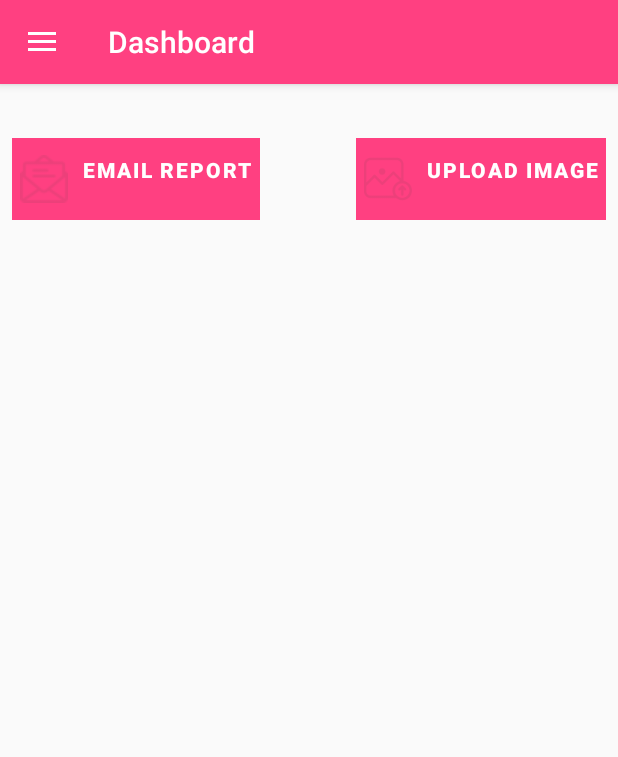
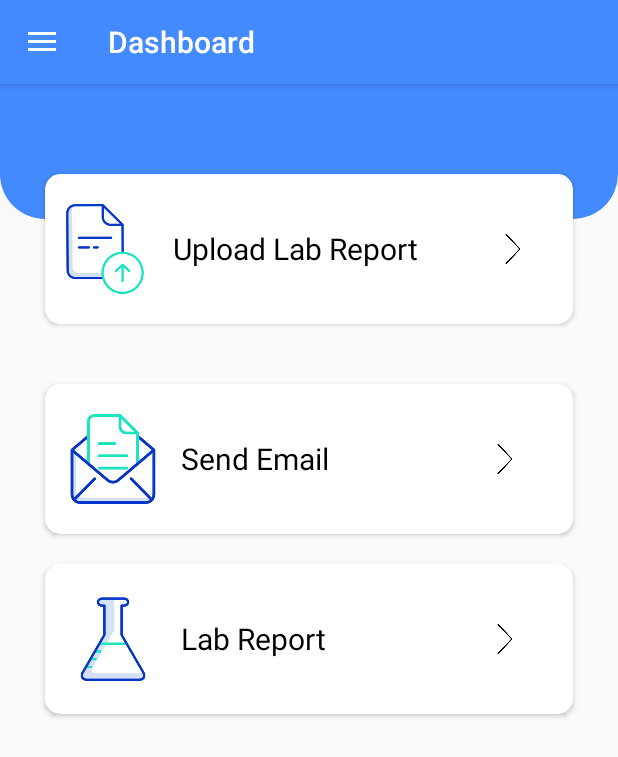
Before and after one commit to nriteshranjan/ARK-SIH_OCR-, an Android app: the Activity_2 screen opened directly, with no data from a screen before it, on a phone screen of 412 x 824 dp. Shown: the top 757 px of the screen. Run offline under Robolectric (Android 15) with nearby library versions, the phone set to English and light mode, and no system bars.

Commit message:
no message

```diff
--- a/Ml_vision/app/src/main/AndroidManifest.xml
+++ b/Ml_vision/app/src/main/AndroidManifest.xml
@@ -31,6 +31,7 @@
             android:screenOrientation="portrait" />
         <activity
             android:name=".Activity_2"
+            android:theme="@style/HomeScreenStyle"
             android:screenOrientation="portrait" />
         <activity
             android:name=".Splash_Activity"
--- a/Ml_vision/app/src/main/java/com/example/ml_vision/Activity_2.java
+++ b/Ml_vision/app/src/main/java/com/example/ml_vision/Activity_2.java
@@ -4,6 +4,7 @@ import androidx.annotation.NonNull;
 import androidx.annotation.Nullable;
 import androidx.appcompat.app.ActionBarDrawerToggle;
 import androidx.appcompat.app.AppCompatActivity;
+import androidx.cardview.widget.CardView;
 import androidx.drawerlayout.widget.DrawerLayout;
 import android.Manifest;
 import android.content.Intent;
@@ -45,8 +46,7 @@ public class Activity_2 extends AppCompatActivity {
 
     private static final int IMAGE_PICK_CODE = 1000;
     private static final int PERMISSION_CODE = 1001;
-    ImageView imageView,image_r;
-    Button upload, email, labReport;
+    CardView uploadButton, emailButton, Result_Lab;
     Uri imageUri = null;
     File attachment;
     private ActionBarDrawerToggle actionBarDrawerToggle;
@@ -61,19 +61,18 @@ public class Activity_2 extends AppCompatActivity {
         setTitle("Dashboard");
         setContentView(R.layout.activity_2);
 
-        imageView = findViewById(R.id.imageView);
-        upload = findViewById(R.id.uploadButton);
-        email = findViewById(R.id.sendEmail);
-        labReport = findViewById(R.id.Result_Lab);
-        labReport.setVisibility(View.INVISIBLE);
+        uploadButton = findViewById(R.id.uploadButton);
+        emailButton = findViewById(R.id.emailButton);
+        Result_Lab = findViewById(R.id.Result_Lab);
 
-        labReport.setOnClickListener(v -> {
+
+        Result_Lab.setOnClickListener(v -> {
             Intent intent=new Intent(Activity_2.this,LabResults.class);
             startActivity(intent);
         });
 
 
-        email.setOnClickListener(v -> {
+        emailButton.setOnClickListener(v -> {
             final SharedPreferences mPreference= PreferenceManager.getDefaultSharedPreferences(getBaseContext());
             String va=(mPreference.getString("phoneKey", "xyz@gmail.com"));
             String recipientList = va;
@@ -87,7 +86,7 @@ public class Activity_2 extends AppCompatActivity {
             startActivity(Intent.createChooser(intent, "Choose an email client"));
         });
 
-        upload.setOnClickListener(v -> {
+        uploadButton.setOnClickListener(v -> {
             if(Build.VERSION.SDK_INT >= Build.VERSION_CODES.M)
             {
                 if(checkSelfPermission(Manifest.permission.READ_EXTERNAL_STORAGE) == PackageManager.PERMISSION_DENIED)
@@ -215,7 +214,6 @@ public class Activity_2 extends AppCompatActivity {
                 else System.out.println("Response Failed!");
                 //System.out.println(parameter.size()+ " "+ pResult.size());
                 Toast.makeText(Activity_2.this, "Successful!", Toast.LENGTH_SHORT).show();
-                labReport.setVisibility(View.VISIBLE);
             }
 
             @Override
@@ -233,7 +231,6 @@ public class Activity_2 extends AppCompatActivity {
     {
         if(resultCode == RESULT_OK && requestCode == IMAGE_PICK_CODE)
         {
-            imageView.setImageURI(data.getData());
             imageUri = data.getData();
             System.out.println("Path--->"+imageUri.toString());
             attachment = new File(getPath(imageUri));
--- a/Ml_vision/app/src/main/java/com/example/ml_vision/RetrofitClientInstance.java
+++ b/Ml_vision/app/src/main/java/com/example/ml_vision/RetrofitClientInstance.java
@@ -11,7 +11,7 @@ import retrofit2.http.Part;
 
 public interface RetrofitClientInstance
 {
-    String BASE_URL = "http://192.168.135.149:5000" ;
+    String BASE_URL = "http://192.168.43.211:8000" ;
 
     @Multipart
     @POST("/ocr")
--- /dev/null
+++ b/Ml_vision/app/src/main/res/drawable/background_vector.xml
@@ -0,0 +1,13 @@
+<?xml version="1.0" encoding="utf-8"?>
+<shape xmlns:android="http://schemas.android.com/apk/res/android"
+    android:shape="rectangle">
+    <corners
+        android:bottomLeftRadius="30dp"
+        android:bottomRightRadius="30dp"/>
+    <padding
+        android:bottom="0dp"
+        android:left="0dp"
+        android:right="0dp"
+        android:top="0dp" />
+    <solid android:color="@color/colorPrimary" />
+</shape>
--- a/Ml_vision/app/src/main/res/layout/activity_2.xml
+++ b/Ml_vision/app/src/main/res/layout/activity_2.xml
@@ -7,99 +7,154 @@
     android:layout_height="match_parent"
     android:id="@+id/drawer">
 
-<androidx.constraintlayout.widget.ConstraintLayout
+<FrameLayout
     android:layout_height="match_parent"
     android:layout_width="match_parent"
     android:animateLayoutChanges="true">
 
-    <com.google.android.material.button.MaterialButton
-        android:id="@+id/uploadButton"
-        style="@style/TextAppearance.MaterialComponents.Button"
-        android:layout_width="wrap_content"
-        android:layout_height="wrap_content"
-        android:layout_marginTop="36dp"
-        android:layout_marginEnd="8dp"
-        android:background="#F06292"
-        android:backgroundTint="#F48FB1"
-        android:padding="5dp"
-        android:text="Upload Image"
-        android:textColor="#FFFFFF"
-        android:textAppearance="@style/TextAppearance.MaterialComponents.Button"
-        android:textStyle="bold"
-        app:cornerRadius="10dp"
-        app:icon="@drawable/upload"
-        app:iconPadding="10dp"
-        app:iconTint="#EC407A"
-        app:layout_constraintEnd_toEndOf="parent"
-        app:layout_constraintTop_toTopOf="parent"
-        app:rippleColor="#6200EA"
-        app:strokeColor="#536DFE"
-        app:strokeWidth="2dp" />
+    <ImageView
+        android:layout_width="match_parent"
+        android:layout_height="90dp"
+        android:background="@drawable/background_vector"/>
 
-    <com.google.android.material.button.MaterialButton
-        android:id="@+id/sendEmail"
-        style="@style/TextAppearance.MaterialComponents.Button"
-        android:layout_width="wrap_content"
-        android:layout_height="wrap_content"
-        android:layout_marginStart="8dp"
-        android:layout_marginTop="36dp"
-        android:background="#D500F9"
-        android:backgroundTint="#F48FB1"
-        app:layout_constraintBaseline_toBaselineOf="@+id/uploadButton"
-        android:padding="5dp"
-        android:text="Email Report"
-        android:textColor="#FFFFFF"
-        android:textAppearance="@style/TextAppearance.MaterialComponents.Button"
-        android:textStyle="bold"
-        app:cornerRadius="10dp"
-        app:icon="@drawable/newsletter"
-        app:iconPadding="10dp"
-        app:iconTint="#EC407A"
-        app:layout_constraintLeft_toLeftOf="@+id/uploadButton"
-        app:layout_constraintStart_toStartOf="parent"
-        app:layout_constraintTop_toTopOf="parent"
-        app:rippleColor="#6200EA"
-        app:strokeColor="#536DFE"
-        app:strokeWidth="2dp" />
+    <LinearLayout
+        android:layout_width="match_parent"
+        android:layout_height="match_parent"
+        android:orientation="vertical"
+        android:layout_marginTop="20dp"
+        android:layout_marginBottom="10dp">
 
-    <ImageView
-        android:id="@+id/imageView"
-        android:layout_width="300dp"
-        android:layout_height="300dp"
-        android:layout_marginTop="20dp"
-        android:scaleType="fitXY"
-        app:layout_constraintEnd_toEndOf="parent"
-        app:layout_constraintHorizontal_bias="0.497"
-        app:layout_constraintStart_toStartOf="parent"
-        app:layout_constraintTop_toBottomOf="@+id/uploadButton" />
+        <androidx.cardview.widget.CardView
+            android:id="@+id/uploadButton"
+            android:layout_width="match_parent"
+            android:layout_height="100dp"
+            android:layout_marginStart="30dp"
+            android:layout_marginEnd="30dp"
+            android:layout_marginTop="40dp"
+            android:layout_marginBottom="40dp"
+            app:cardCornerRadius="10dp">
 
-    <com.google.android.material.button.MaterialButton
-        android:id="@+id/Result_Lab"
-        style="@style/TextAppearance.MaterialComponents.Button"
-        android:layout_width="wrap_content"
-        android:layout_height="wrap_content"
-        android:layout_marginStart="8dp"
-        android:layout_marginTop="36dp"
-        android:background="#304FFE"
-        android:backgroundTint="#FF4081"
-        android:padding="5dp"
-        android:text="Lab Result"
-        android:textColor="#FFFFFF"
-        android:textAppearance="@style/TextAppearance.MaterialComponents.Button"
-        android:textStyle="bold"
-        app:cornerRadius="10dp"
-        app:icon="@drawable/report"
-        app:iconSize="29dp"
-        app:iconPadding="10dp"
-        app:iconTint="#FCE4EC"
-        app:layout_constraintEnd_toEndOf="parent"
-        app:layout_constraintStart_toStartOf="parent"
-        app:layout_constraintTop_toBottomOf="@+id/imageView"
-        app:rippleColor="#D81B60"
-        app:strokeColor="#536DFE"
-        app:strokeWidth="2dp" />
+            <LinearLayout
+                android:layout_width="match_parent"
+                android:layout_height="match_parent"
+                android:paddingStart="10dp"
+                android:paddingEnd="10dp">
 
-</androidx.constraintlayout.widget.ConstraintLayout>
+                <ImageView
+                    android:layout_width="60dp"
+                    android:layout_height="60dp"
+                    android:src="@drawable/upload"
+                    android:layout_gravity="center"/>
+
+                <TextView
+                    android:layout_width="0dp"
+                    android:layout_height="match_parent"
+                    android:layout_weight="1"
+                    android:text="Upload Lab Report"
+                    android:paddingStart="15dp"
+                    android:textSize="20sp"
+                    android:textColor="#000"
+                    android:gravity="center|start"/>
+
+                <ImageView
+                    android:layout_width="60dp"
+                    android:layout_height="60dp"
+                    android:layout_gravity="center"
+                    android:src="@drawable/arrow_right"
+                    android:padding="20dp"/>
+
+            </LinearLayout>
+
+        </androidx.cardview.widget.CardView>
+
+        <androidx.cardview.widget.CardView
+            android:id="@+id/emailButton"
+            android:layout_width="match_parent"
+            android:layout_height="100dp"
+            android:layout_marginStart="30dp"
+            android:layout_marginEnd="30dp"
+            android:layout_marginBottom="20dp"
+            app:cardCornerRadius="10dp">
+
+            <LinearLayout
+                android:layout_width="match_parent"
+                android:layout_height="match_parent"
+                android:paddingStart="15dp"
+                android:paddingEnd="15dp">
+
+                <ImageView
+                    android:layout_width="60dp"
+                    android:layout_height="60dp"
+                    android:src="@drawable/mail"
+                    android:layout_gravity="center"/>
+
+                <TextView
+                    android:layout_width="0dp"
+                    android:layout_height="match_parent"
+                    android:layout_weight="1"
+                    android:text="Send Email"
+                    android:textSize="20sp"
+                    android:paddingStart="15dp"
+                    android:textColor="#000"
+                    android:gravity="center|start"/>
+
+                <ImageView
+                    android:layout_width="60dp"
+                    android:layout_height="60dp"
+                    android:layout_gravity="center"
+                    android:src="@drawable/arrow_right"
+                    android:padding="20dp"/>
+
+            </LinearLayout>
+
+        </androidx.cardview.widget.CardView>
+
+        <androidx.cardview.widget.CardView
+            android:id="@+id/Result_Lab"
+            android:layout_width="match_parent"
+            android:layout_height="100dp"
+            android:layout_marginStart="30dp"
+            android:layout_marginEnd="30dp"
+            android:layout_marginBottom="20dp"
+            app:cardCornerRadius="10dp">
+
+            <LinearLayout
+                android:layout_width="match_parent"
+                android:layout_height="match_parent"
+                android:paddingStart="15dp"
+                android:paddingEnd="15dp">
+
+                <ImageView
+                    android:layout_width="60dp"
+                    android:layout_height="60dp"
+                    android:src="@drawable/lab"
+                    android:layout_gravity="center"/>
+
+                <TextView
+                    android:layout_width="0dp"
+                    android:layout_height="match_parent"
+                    android:layout_weight="1"
+                    android:text="Lab Report"
+                    android:textSize="20sp"
+                    android:paddingStart="15dp"
+                    android:textColor="#000"
+                    android:gravity="center|start"/>
+
+                <ImageView
+                    android:layout_width="60dp"
+                    android:layout_height="60dp"
+                    android:layout_gravity="center"
+                    android:src="@drawable/arrow_right"
+                    android:padding="20dp"/>
+
+            </LinearLayout>
+
+        </androidx.cardview.widget.CardView>
+
+    </LinearLayout>
+
+
+</FrameLayout>
 
 
     <com.google.android.material.navigation.NavigationView
--- a/Ml_vision/app/src/main/res/values/colors.xml
+++ b/Ml_vision/app/src/main/res/values/colors.xml
@@ -1,7 +1,7 @@
 <?xml version="1.0" encoding="utf-8"?>
 <resources>
-    <color name="colorPrimary">#008577</color>
-    <color name="colorPrimaryDark">#00574B</color>
+    <color name="colorPrimary">#448AFF</color>
+    <color name="colorPrimaryDark">#2979FF</color>
     <color name="colorAccent">#D81B60</color>
     <color name="darkgray">#6C6C6C</color>
     <color name="white">#FFFFFF</color>
--- a/Ml_vision/app/src/main/res/values/styles.xml
+++ b/Ml_vision/app/src/main/res/values/styles.xml
@@ -2,9 +2,13 @@
 
     <!-- Base application theme. -->
     <style name="AppTheme" parent="Theme.AppCompat.Light.DarkActionBar">
-        <item name="colorPrimary">#FF4081</item>
-        <item name="colorPrimaryDark">@color/colorAccent</item>
+        <item name="colorPrimary">@color/colorPrimary</item>
+        <item name="colorPrimaryDark">@color/colorPrimaryDark</item>
         <item name="colorAccent">@color/colorAccent</item>
+    </style>
+
+    <style name="HomeScreenStyle" parent="AppTheme">
+        <item name="android:windowContentOverlay">@null</item>
     </style>
 
 
```
Also changed, not shown: Ml_vision/app/src/main/res/drawable-mdpi/report.png (deleted), Ml_vision/app/src/main/res/drawable-xhdpi/upload.png (deleted), Ml_vision/app/src/main/res/drawable/arrow_right.png (added), Ml_vision/app/src/main/res/drawable/lab.png (added), Ml_vision/app/src/main/res/drawable/mail.png (added), Ml_vision/app/src/main/res/drawable/newsletter.png (deleted), Ml_vision/app/src/main/res/drawable/upload.png (added).
